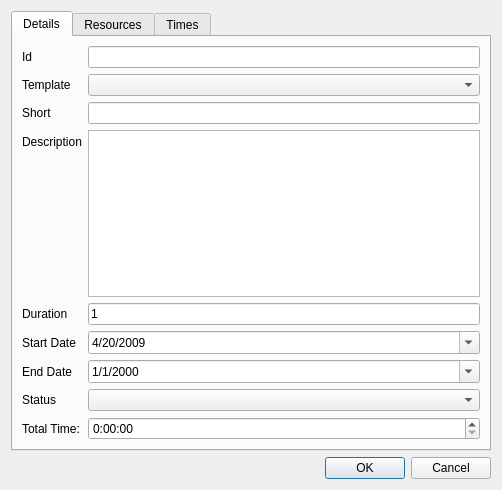
The window that taskdialog.ui (crossleyjuan/djon) describes before a commit, drawn with Qt 5.
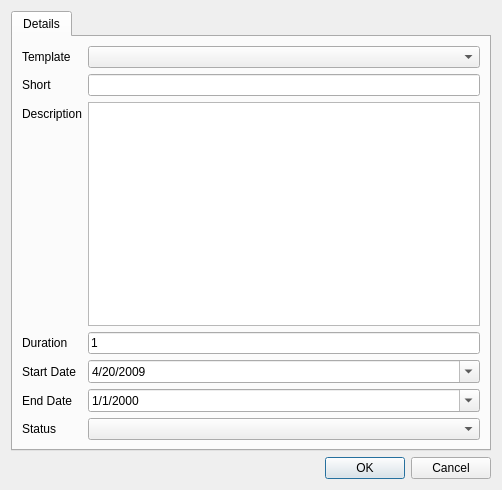
The same window after the commit.

Commit message: Afinamiento, exportar, correcciones, eliminar tasks, templates

```diff
--- a/taskdialog.ui
+++ b/taskdialog.ui
@@ -32,56 +32,69 @@
       <layout class="QHBoxLayout" name="horizontalLayout">
        <item>
         <layout class="QFormLayout" name="formLayout">
-         <item row="2" column="0">
+         <property name="fieldGrowthPolicy">
+          <enum>QFormLayout::AllNonFixedFieldsGrow</enum>
+         </property>
+         <item row="0" column="0">
+          <widget class="QLabel" name="label_7">
+           <property name="text">
+            <string>Template</string>
+           </property>
+          </widget>
+         </item>
+         <item row="0" column="1">
+          <widget class="QComboBox" name="cboTemplate"/>
+         </item>
+         <item row="1" column="0">
           <widget class="QLabel" name="label">
            <property name="text">
             <string>Short</string>
            </property>
           </widget>
          </item>
-         <item row="2" column="1">
+         <item row="1" column="1">
           <widget class="QLineEdit" name="shortDescription"/>
          </item>
-         <item row="3" column="0">
+         <item row="2" column="0">
           <widget class="QLabel" name="label_2">
            <property name="text">
             <string>Description</string>
            </property>
           </widget>
          </item>
-         <item row="3" column="1">
+         <item row="2" column="1">
           <widget class="QTextEdit" name="description">
            <property name="html">
             <string>&lt;!DOCTYPE HTML PUBLIC &quot;-//W3C//DTD HTML 4.0//EN&quot; &quot;http://www.w3.org/TR/REC-html40/strict.dtd&quot;&gt;
 &lt;html&gt;&lt;head&gt;&lt;meta name=&quot;qrichtext&quot; content=&quot;1&quot; /&gt;&lt;style type=&quot;text/css&quot;&gt;
 p, li { white-space: pre-wrap; }
-&lt;/style&gt;&lt;/head&gt;&lt;body style=&quot; font-family:'Sans'; font-size:8pt; font-weight:400; font-style:normal;&quot;&gt;
-&lt;p style=&quot;-qt-paragraph-type:empty; margin-top:0px; margin-bottom:0px; margin-left:0px; margin-right:0px; -qt-block-indent:0; text-indent:0px; font-size:10pt;&quot;&gt;&lt;/p&gt;&lt;/body&gt;&lt;/html&gt;</string>
+&lt;/style&gt;&lt;/head&gt;&lt;body style=&quot; font-family:'Bitstream Vera Sans'; font-size:8pt; font-weight:400; font-style:normal;&quot;&gt;
+&lt;p style=&quot;-qt-paragraph-type:empty; margin-top:0px; margin-bottom:0px; margin-left:0px; margin-right:0px; -qt-block-indent:0; text-indent:0px; font-family:'Sans'; font-size:10pt;&quot;&gt;&lt;/p&gt;&lt;/body&gt;&lt;/html&gt;</string>
            </property>
           </widget>
          </item>
-         <item row="4" column="0">
+         <item row="3" column="0">
           <widget class="QLabel" name="label_3">
            <property name="text">
             <string>Duration</string>
            </property>
           </widget>
          </item>
-         <item row="4" column="1">
+         <item row="3" column="1">
           <widget class="QLineEdit" name="duration">
            <property name="text">
             <string>1</string>
            </property>
           </widget>
          </item>
-         <item row="5" column="0">
+         <item row="4" column="0">
           <widget class="QLabel" name="label_4">
            <property name="text">
             <string>Start Date</string>
            </property>
           </widget>
          </item>
-         <item row="5" column="1">
+         <item row="4" column="1">
           <widget class="QDateEdit" name="startDate">
            <property name="displayFormat">
             <string>M/d/yyyy</string>
@@ -98,14 +111,14 @@
            </property>
           </widget>
          </item>
-         <item row="6" column="0">
+         <item row="5" column="0">
           <widget class="QLabel" name="label_5">
            <property name="text">
             <string>End Date</string>
            </property>
           </widget>
          </item>
-         <item row="6" column="1">
+         <item row="5" column="1">
           <widget class="QDateEdit" name="endDate">
            <property name="displayFormat">
             <string>M/d/yyyy</string>
@@ -115,96 +128,20 @@
            </property>
           </widget>
          </item>
-         <item row="7" column="0">
+         <item row="6" column="0">
           <widget class="QLabel" name="label_6">
            <property name="text">
             <string>Status</string>
            </property>
           </widget>
          </item>
-         <item row="7" column="1">
+         <item row="6" column="1">
           <widget class="QComboBox" name="status"/>
          </item>
-         <item row="1" column="1">
-          <widget class="QComboBox" name="cboTemplate"/>
-         </item>
-         <item row="1" column="0">
-          <widget class="QLabel" name="label_7">
-           <property name="text">
-            <string>Template</string>
-           </property>
-          </widget>
-         </item>
-         <item row="8" column="0">
-          <widget class="QLabel" name="label_8">
-           <property name="text">
-            <string>Total Time:</string>
-           </property>
-          </widget>
-         </item>
-         <item row="8" column="1">
-          <widget class="QTimeEdit" name="totalTime">
-           <property name="displayFormat">
-            <string>h:mm:ss</string>
-           </property>
-           <property name="calendarPopup">
-            <bool>false</bool>
-           </property>
-          </widget>
-         </item>
-         <item row="0" column="0">
-          <widget class="QLabel" name="label_11">
-           <property name="text">
-            <string>Id</string>
-           </property>
-          </widget>
-         </item>
-         <item row="0" column="1">
-          <widget class="QLineEdit" name="id"/>
-         </item>
         </layout>
        </item>
       </layout>
      </widget>
-     <widget class="QWidget" name="tab_2">
-      <attribute name="title">
-       <string>Resources</string>
-      </attribute>
-     </widget>
-     <widget class="QWidget" name="tab_3">
-      <attribute name="title">
-       <string>Times</string>
-      </attribute>
-      <layout class="QFormLayout" name="formLayout_2">
-       <item row="0" column="0">
-        <widget class="QLabel" name="label_9">
-         <property name="text">
-          <string>Filtro</string>
-         </property>
-        </widget>
-       </item>
-       <item row="0" column="1">
-        <widget class="QComboBox" name="filtro"/>
-       </item>
-       <item row="2" column="0" colspan="2">
-        <widget class="QTableView" name="logView"/>
-       </item>
-       <item row="3" column="0">
-        <widget class="QLabel" name="label_10">
-         <property name="text">
-          <string>Total Tiempo</string>
-         </property>
-        </widget>
-       </item>
-       <item row="3" column="1">
-        <widget class="QLineEdit" name="totalHoras">
-         <property name="readOnly">
-          <bool>true</bool>
-         </property>
-        </widget>
-       </item>
-      </layout>
-     </widget>
     </widget>
    </item>
    <item>
```
The commit also changes 30 other files.
